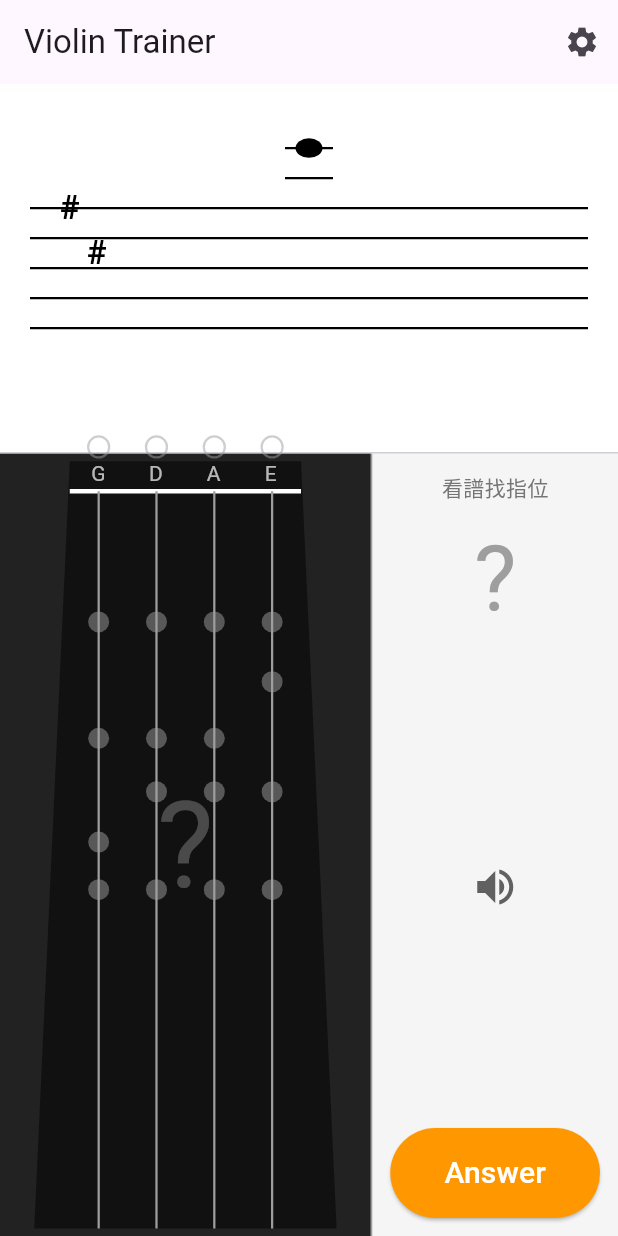
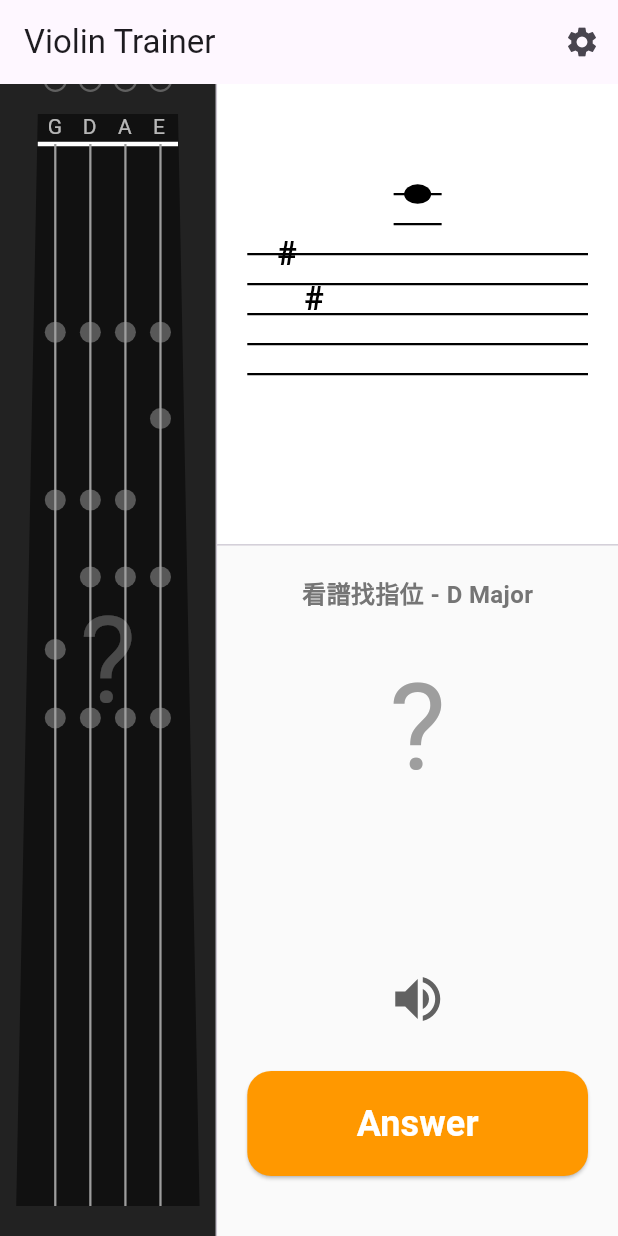
Before and after one commit to Wilson-TKU/violin_pitch_trainer, a Flutter app: the screen it shows after launch, on a phone screen of 412 x 824 dp. Run offline on Flutter 3.47's test engine with Material 3 defaults, Android fonts, the phone set to English and light mode, and no system bars; our stand-ins replace audioplayers.

Commit message:
chore: change display left side all are finger board

```diff
--- a/lib/main.dart
+++ b/lib/main.dart
@@ -4,7 +4,7 @@ import 'dart:typed_data';
 import 'package:flutter/material.dart';
 import 'package:audioplayers/audioplayers.dart';
 
-// 引入拆分後的模組
+// 引入模組
 import 'models/note.dart';
 import 'models/scale_data.dart';
 import 'utils/audio_gen.dart';
@@ -504,110 +504,113 @@ class _ViolinAppState extends State<ViolinApp> {
           ),
         ],
       ),
-      body: Column(
+      body: Row(
+        // [改版] 主要佈局變成 Row (水平排列)
         children: [
-          // 1. 五線譜區域 (增加比例至 32% 以容納更多音)
+          // ------------------------------------------
+          // 左側: 指板區域 (滿版高度)
+          // ------------------------------------------
           Expanded(
-            flex: 32,
+            flex: 35, // 左側佔 35% 寬度
             child: Container(
-              width: double.infinity,
-              color: Colors.white,
-              // 使用 Padding 確保上下有緩衝
-              padding: const EdgeInsets.symmetric(vertical: 10),
+              color: const Color(0xFF222222),
+              padding: const EdgeInsets.symmetric(vertical: 20), // 上下留白
               child: Stack(
                 alignment: Alignment.center,
                 children: [
                   CustomPaint(
                     size: Size.infinite,
-                    painter: StaffPainter(
-                      noteIndex: showStaff ? _currentNote?.staffIndex : null,
-                      keySignature: _currentQuestionKey,
+                    painter: ViolinFingerboardPainter(
+                      targetNote: showFingerboardAnswer ? _currentNote : null,
+                      currentKey: _currentQuestionKey,
+                      currentPosition: _currentPosition,
                     ),
                   ),
-                  if (!showStaff)
-                    const Icon(
-                      Icons.visibility_off,
-                      size: 50,
-                      color: Colors.grey,
+                  // 指板上的遮罩提示
+                  if (_practiceMode == PracticeMode.staffToFinger &&
+                      !_isAnswerVisible)
+                    const Center(
+                      child: Text(
+                        "?",
+                        style: TextStyle(fontSize: 80, color: Colors.white24),
+                      ),
+                    ),
+                  if (_practiceMode == PracticeMode.earTraining &&
+                      !_isAnswerVisible)
+                    const Center(
+                      child: Icon(
+                        Icons.visibility_off,
+                        size: 60,
+                        color: Colors.white24,
+                      ),
                     ),
                 ],
               ),
             ),
           ),
 
-          const Divider(height: 1, thickness: 1),
+          // 分隔線
+          const VerticalDivider(width: 1, thickness: 1),
 
-          // 2. 下半部區域 (68%)
+          // ------------------------------------------
+          // 右側: 資訊與五線譜區域
+          // ------------------------------------------
           Expanded(
-            flex: 68,
-            child: Row(
+            flex: 65, // 右側佔 65% 寬度
+            child: Column(
               children: [
-                // 左下：指板
+                // 1. 五線譜 (Top)
                 Expanded(
-                  flex: 6,
+                  flex: 4, // 右側垂直佔比 40%
                   child: Container(
-                    color: const Color(0xFF222222),
-                    padding: const EdgeInsets.symmetric(
-                      horizontal: 5,
-                      vertical: 5,
-                    ),
+                    width: double.infinity,
+                    color: Colors.white,
                     child: Stack(
                       alignment: Alignment.center,
                       children: [
                         CustomPaint(
                           size: Size.infinite,
-                          painter: ViolinFingerboardPainter(
-                            targetNote: showFingerboardAnswer
-                                ? _currentNote
+                          painter: StaffPainter(
+                            noteIndex: showStaff
+                                ? _currentNote?.staffIndex
                                 : null,
-                            currentKey: _currentQuestionKey,
-                            currentPosition: _currentPosition,
+                            keySignature: _currentQuestionKey,
                           ),
                         ),
-                        if (_practiceMode == PracticeMode.staffToFinger &&
-                            !_isAnswerVisible)
-                          const Text(
-                            "?",
-                            style: TextStyle(
-                              fontSize: 80,
-                              color: Colors.white24,
-                            ),
-                          ),
-                        if (_practiceMode == PracticeMode.earTraining &&
-                            !_isAnswerVisible)
+                        if (!showStaff)
                           const Icon(
                             Icons.visibility_off,
-                            size: 60,
-                            color: Colors.white24,
+                            size: 50,
+                            color: Colors.grey,
                           ),
                       ],
                     ),
                   ),
                 ),
 
-                // 右下：資訊面板
+                const Divider(height: 1, thickness: 1),
+
+                // 2. 操作與資訊 (Bottom)
                 Expanded(
-                  flex: 4,
+                  flex: 6, // 右側垂直佔比 60%
                   child: Container(
-                    padding: const EdgeInsets.all(12),
-                    decoration: BoxDecoration(
-                      color: Colors.grey[100],
-                      border: const Border(
-                        left: BorderSide(color: Colors.grey),
-                      ),
-                    ),
+                    color: Colors.grey[50],
+                    padding: const EdgeInsets.all(20),
                     child: Column(
                       mainAxisAlignment: MainAxisAlignment.center,
                       children: [
+                        // 顯示模式與調性
                         Text(
-                          _getModeName(_practiceMode),
+                          "${_getModeName(_practiceMode)} - ${_currentQuestionKey.label}",
                           style: TextStyle(
-                            fontSize: 14,
+                            fontSize: 16,
                             color: Colors.grey[600],
+                            fontWeight: FontWeight.bold,
                           ),
                         ),
-                        const SizedBox(height: 10),
+                        const SizedBox(height: 20),
 
+                        // 答案顯示
                         if (_isAnswerVisible) ...[
                           Text(
                             _currentNote
@@ -615,7 +618,7 @@ class _ViolinAppState extends State<ViolinApp> {
                                     .split('\n')[0] ??
                                 "",
                             style: const TextStyle(
-                              fontSize: 42,
+                              fontSize: 60,
                               fontWeight: FontWeight.bold,
                               color: Colors.blue,
                             ),
@@ -623,18 +626,19 @@ class _ViolinAppState extends State<ViolinApp> {
                           Text(
                             _currentNote?.solfege ?? "",
                             style: const TextStyle(
-                              fontSize: 26,
+                              fontSize: 30,
                               color: Colors.black54,
                             ),
                           ),
                         ] else
                           const Text(
                             "?",
-                            style: TextStyle(fontSize: 60, color: Colors.grey),
+                            style: TextStyle(fontSize: 80, color: Colors.grey),
                           ),
 
                         const Spacer(),
 
+                        // 重聽按鈕
                         IconButton(
                           onPressed: () async {
                             if (_currentNote != null) {
@@ -650,15 +654,16 @@ class _ViolinAppState extends State<ViolinApp> {
                               await _player.play(BytesSource(wavBytes));
                             }
                           },
-                          icon: const Icon(Icons.volume_up, size: 32),
+                          icon: const Icon(Icons.volume_up, size: 40),
                           color: Colors.grey[700],
                         ),
 
-                        const Spacer(),
+                        const SizedBox(height: 20),
 
+                        // Answer 按鈕
                         SizedBox(
                           width: double.infinity,
-                          height: 60,
+                          height: 70,
                           child: ElevatedButton(
                             onPressed: () {
                               if (_isAnswerVisible) {
@@ -672,13 +677,20 @@ class _ViolinAppState extends State<ViolinApp> {
                                   ? Colors.blue
                                   : Colors.orange,
                               foregroundColor: Colors.white,
+                              shape: RoundedRectangleBorder(
+                                borderRadius: BorderRadius.circular(16),
+                              ),
                             ),
                             child: Text(
                               _isAnswerVisible ? "Next" : "Answer",
-                              style: const TextStyle(fontSize: 20),
+                              style: const TextStyle(
+                                fontSize: 24,
+                                fontWeight: FontWeight.bold,
+                              ),
                             ),
                           ),
                         ),
+                        const SizedBox(height: 20),
                       ],
                     ),
                   ),
```
